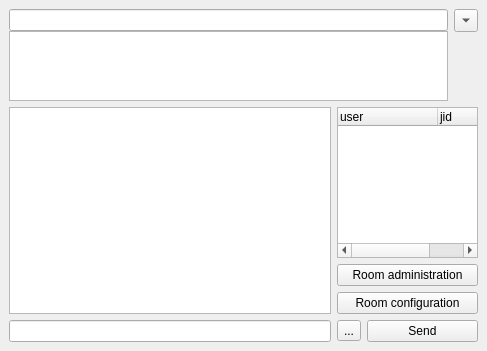
Qt form widgets/groupchatwidget.ui (xmpp-graveyard/jabbim) before a commit.
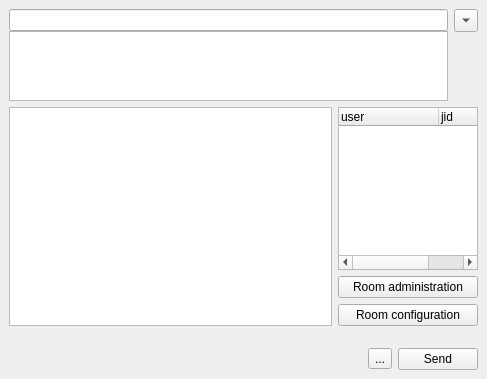
The same form after that commit. Icons and pictures are not drawn.

The edit to the form file:
```diff
--- a/widgets/groupchatwidget.ui
+++ b/widgets/groupchatwidget.ui
@@ -6,7 +6,7 @@
     <x>0</x>
     <y>0</y>
     <width>487</width>
-    <height>351</height>
+    <height>379</height>
    </rect>
   </property>
   <property name="focusPolicy" >
@@ -22,7 +22,37 @@
    <property name="spacing" >
     <number>6</number>
    </property>
-   <item row="3" column="1" >
+   <item row="4" column="0" colspan="2" >
+    <spacer>
+     <property name="orientation" >
+      <enum>Qt::Horizontal</enum>
+     </property>
+     <property name="sizeHint" >
+      <size>
+       <width>331</width>
+       <height>20</height>
+      </size>
+     </property>
+    </spacer>
+   </item>
+   <item row="3" column="0" colspan="4" >
+    <widget class="QWidget" native="1" name="lineWidget" >
+     <property name="minimumSize" >
+      <size>
+       <width>0</width>
+       <height>10</height>
+      </size>
+     </property>
+    </widget>
+   </item>
+   <item row="4" column="3" >
+    <widget class="QPushButton" name="sendButton" >
+     <property name="text" >
+      <string>Send</string>
+     </property>
+    </widget>
+   </item>
+   <item row="4" column="2" >
     <widget class="QToolButton" name="smileys" >
      <property name="text" >
       <string>...</string>
@@ -38,14 +68,66 @@
      </property>
     </widget>
    </item>
-   <item row="3" column="2" >
-    <widget class="QPushButton" name="sendButton" >
-     <property name="text" >
-      <string>Send</string>
+   <item rowspan="2" row="1" column="0" >
+    <widget class="QTextBrowser" name="textEdit" >
+     <property name="openExternalLinks" >
+      <bool>true</bool>
      </property>
     </widget>
    </item>
-   <item row="0" column="0" colspan="3" >
+   <item row="2" column="1" colspan="3" >
+    <widget class="QWidget" native="1" name="admin" >
+     <layout class="QVBoxLayout" >
+      <property name="margin" >
+       <number>0</number>
+      </property>
+      <property name="spacing" >
+       <number>6</number>
+      </property>
+      <item>
+       <widget class="QPushButton" name="roomAdmin" >
+        <property name="text" >
+         <string>Room administration</string>
+        </property>
+       </widget>
+      </item>
+      <item>
+       <widget class="QPushButton" name="roomConfig" >
+        <property name="text" >
+         <string>Room configuration</string>
+        </property>
+       </widget>
+      </item>
+     </layout>
+    </widget>
+   </item>
+   <item row="1" column="1" colspan="3" >
+    <widget class="QTreeWidget" name="users" >
+     <property name="maximumSize" >
+      <size>
+       <width>141</width>
+       <height>16777215</height>
+      </size>
+     </property>
+     <property name="alternatingRowColors" >
+      <bool>true</bool>
+     </property>
+     <property name="rootIsDecorated" >
+      <bool>false</bool>
+     </property>
+     <column>
+      <property name="text" >
+       <string>user</string>
+      </property>
+     </column>
+     <column>
+      <property name="text" >
+       <string>jid</string>
+      </property>
+     </column>
+    </widget>
+   </item>
+   <item row="0" column="0" colspan="4" >
     <layout class="QGridLayout" >
      <property name="margin" >
       <number>0</number>
@@ -95,68 +177,6 @@
      </item>
     </layout>
    </item>
-   <item row="1" column="1" colspan="2" >
-    <widget class="QTreeWidget" name="users" >
-     <property name="maximumSize" >
-      <size>
-       <width>141</width>
-       <height>16777215</height>
-      </size>
-     </property>
-     <property name="alternatingRowColors" >
-      <bool>true</bool>
-     </property>
-     <property name="rootIsDecorated" >
-      <bool>false</bool>
-     </property>
-     <column>
-      <property name="text" >
-       <string>user</string>
-      </property>
-     </column>
-     <column>
-      <property name="text" >
-       <string>jid</string>
-      </property>
-     </column>
-    </widget>
-   </item>
-   <item row="2" column="1" colspan="2" >
-    <widget class="QWidget" native="1" name="admin" >
-     <layout class="QVBoxLayout" >
-      <property name="margin" >
-       <number>0</number>
-      </property>
-      <property name="spacing" >
-       <number>6</number>
-      </property>
-      <item>
-       <widget class="QPushButton" name="roomAdmin" >
-        <property name="text" >
-         <string>Room administration</string>
-        </property>
-       </widget>
-      </item>
-      <item>
-       <widget class="QPushButton" name="roomConfig" >
-        <property name="text" >
-         <string>Room configuration</string>
-        </property>
-       </widget>
-      </item>
-     </layout>
-    </widget>
-   </item>
-   <item rowspan="2" row="1" column="0" >
-    <widget class="QTextBrowser" name="textEdit" >
-     <property name="openExternalLinks" >
-      <bool>true</bool>
-     </property>
-    </widget>
-   </item>
-   <item row="3" column="0" >
-    <widget class="QLineEdit" name="line" />
-   </item>
   </layout>
  </widget>
  <resources/>
```
